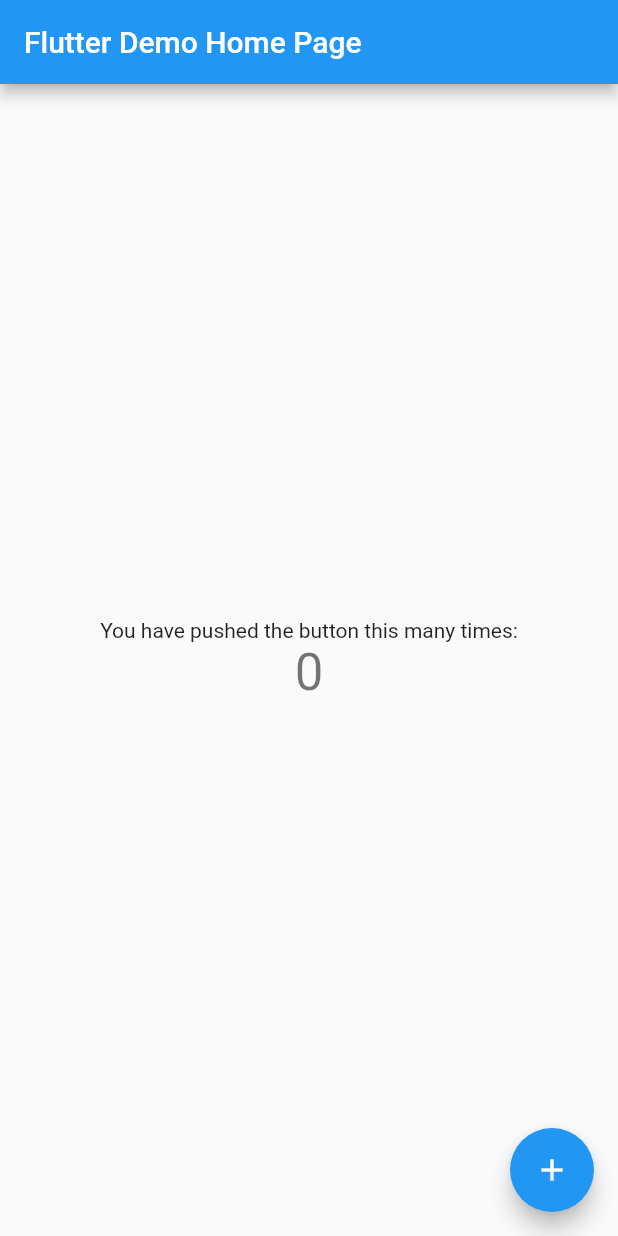
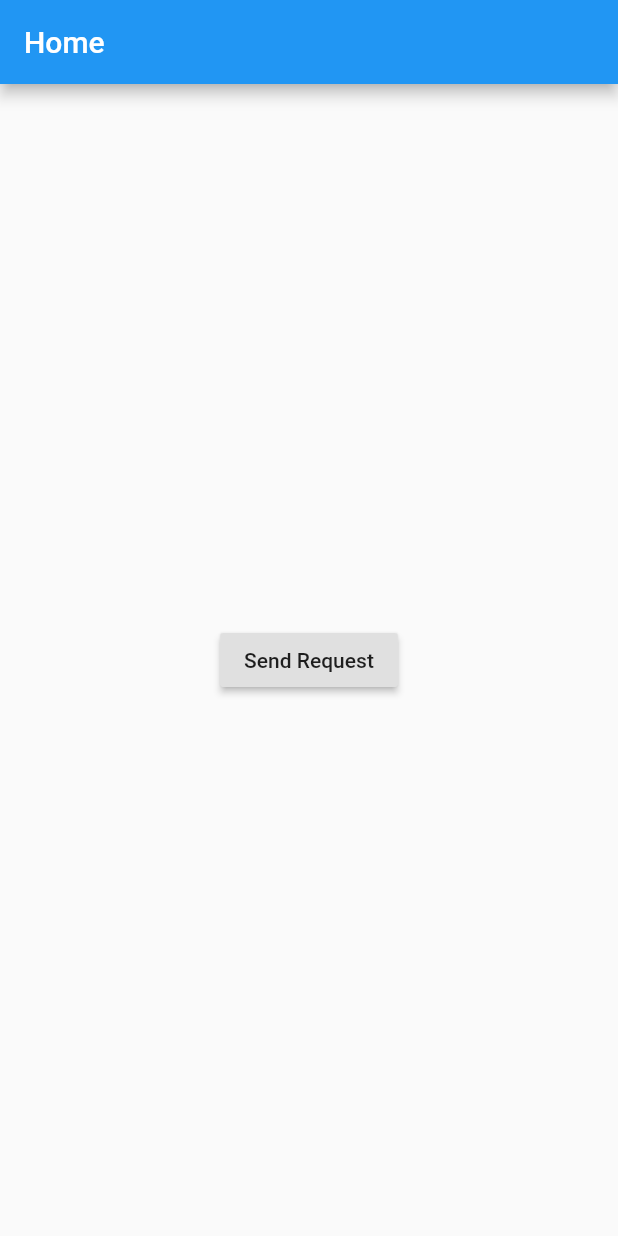
Before and after one commit to darksparro123/api-test, a Flutter app: the screen it shows after launch, on a phone screen of 412 x 824 dp. Run offline on Flutter 3.47's test engine with Material 2 defaults, Android fonts, the phone set to English and light mode, and no system bars.

```diff
--- a/lib/main.dart
+++ b/lib/main.dart
@@ -1,4 +1,7 @@
+import 'dart:convert';
+
 import 'package:flutter/material.dart';
+import 'package:http/http.dart' as http;
 
 void main() {
   runApp(MyApp());
@@ -11,107 +14,46 @@ class MyApp extends StatelessWidget {
     return MaterialApp(
       title: 'Flutter Demo',
       theme: ThemeData(
-        // This is the theme of your application.
-        //
-        // Try running your application with "flutter run". You'll see the
-        // application has a blue toolbar. Then, without quitting the app, try
-        // changing the primarySwatch below to Colors.green and then invoke
-        // "hot reload" (press "r" in the console where you ran "flutter run",
-        // or simply save your changes to "hot reload" in a Flutter IDE).
-        // Notice that the counter didn't reset back to zero; the application
-        // is not restarted.
         primarySwatch: Colors.blue,
-        // This makes the visual density adapt to the platform that you run
-        // the app on. For desktop platforms, the controls will be smaller and
-        // closer together (more dense) than on mobile platforms.
         visualDensity: VisualDensity.adaptivePlatformDensity,
       ),
-      home: MyHomePage(title: 'Flutter Demo Home Page'),
+      home: MyHomePage(),
     );
   }
 }
 
 class MyHomePage extends StatefulWidget {
-  MyHomePage({Key key, this.title}) : super(key: key);
-
-  // This widget is the home page of your application. It is stateful, meaning
-  // that it has a State object (defined below) that contains fields that affect
-  // how it looks.
-
-  // This class is the configuration for the state. It holds the values (in this
-  // case the title) provided by the parent (in this case the App widget) and
-  // used by the build method of the State. Fields in a Widget subclass are
-  // always marked "final".
-
-  final String title;
-
   @override
   _MyHomePageState createState() => _MyHomePageState();
 }
 
 class _MyHomePageState extends State<MyHomePage> {
-  int _counter = 0;
+  var url = "https://randomuser.me/api/";
+  Future<String> getRequest() async {
+    var response = await http.get(
+      Uri.decodeFull(url),
+      headers: {
+        "Accept": "application/json",
+      },
+    );
+    var extractData = jsonDecode(response.body);
 
-  void _incrementCounter() {
-    setState(() {
-      // This call to setState tells the Flutter framework that something has
-      // changed in this State, which causes it to rerun the build method below
-      // so that the display can reflect the updated values. If we changed
-      // _counter without calling setState(), then the build method would not be
-      // called again, and so nothing would appear to happen.
-      _counter++;
-    });
+    print(extractData["results"][0]["name"]["first"]);
   }
 
   @override
   Widget build(BuildContext context) {
-    // This method is rerun every time setState is called, for instance as done
-    // by the _incrementCounter method above.
-    //
-    // The Flutter framework has been optimized to make rerunning build methods
-    // fast, so that you can just rebuild anything that needs updating rather
-    // than having to individually change instances of widgets.
     return Scaffold(
       appBar: AppBar(
-        // Here we take the value from the MyHomePage object that was created by
-        // the App.build method, and use it to set our appbar title.
-        title: Text(widget.title),
+        title: Text(
+          "Home",
+        ),
       ),
       body: Center(
-        // Center is a layout widget. It takes a single child and positions it
-        // in the middle of the parent.
-        child: Column(
-          // Column is also a layout widget. It takes a list of children and
-          // arranges them vertically. By default, it sizes itself to fit its
-          // children horizontally, and tries to be as tall as its parent.
-          //
-          // Invoke "debug painting" (press "p" in the console, choose the
-          // "Toggle Debug Paint" action from the Flutter Inspector in Android
-          // Studio, or the "Toggle Debug Paint" command in Visual Studio Code)
-          // to see the wireframe for each widget.
-          //
-          // Column has various properties to control how it sizes itself and
-          // how it positions its children. Here we use mainAxisAlignment to
-          // center the children vertically; the main axis here is the vertical
-          // axis because Columns are vertical (the cross axis would be
-          // horizontal).
-          mainAxisAlignment: MainAxisAlignment.center,
-          children: <Widget>[
-            Text(
-              'You have pushed the button this many times:',
-            ),
-            Text(
-              '$_counter',
-              style: Theme.of(context).textTheme.headline4,
-            ),
-          ],
-        ),
-      ),
-      floatingActionButton: FloatingActionButton(
-        onPressed: _incrementCounter,
-        tooltip: 'Increment',
-        child: Icon(Icons.add),
-      ), // This trailing comma makes auto-formatting nicer for build methods.
+          child: RaisedButton(
+        onPressed: getRequest,
+        child: Text("Send Request"),
+      )),
     );
   }
 }
--- a/pubspec.yaml
+++ b/pubspec.yaml
@@ -3,7 +3,7 @@ description: A new Flutter project.
 
 # The following line prevents the package from being accidentally published to
 # pub.dev using `pub publish`. This is preferred for private packages.
-publish_to: 'none' # Remove this line if you wish to publish to pub.dev
+publish_to: "none" # Remove this line if you wish to publish to pub.dev
 
 # The following defines the version and build number for your application.
 # A version number is three numbers separated by dots, like 1.2.43
@@ -24,11 +24,10 @@ dependencies:
   flutter:
     sdk: flutter
 
-
   # The following adds the Cupertino Icons font to your application.
   # Use with the CupertinoIcons class for iOS style icons.
   cupertino_icons: ^1.0.0
-
+  http: ^0.11.3+5
 dev_dependencies:
   flutter_test:
     sdk: flutter
@@ -38,7 +37,6 @@ dev_dependencies:
 
 # The following section is specific to Flutter.
 flutter:
-
   # The following line ensures that the Material Icons font is
   # included with your application, so that you can use the icons in
   # the material Icons class.
```
Also changed, not shown: pubspec.lock, 2 other files.
